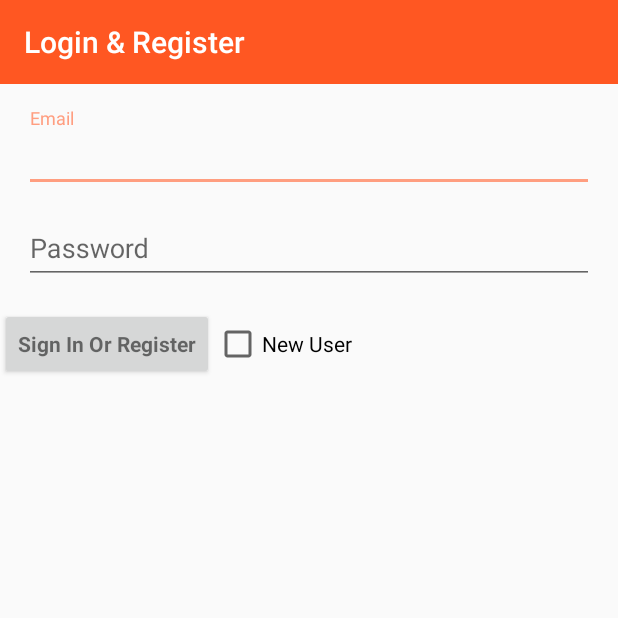
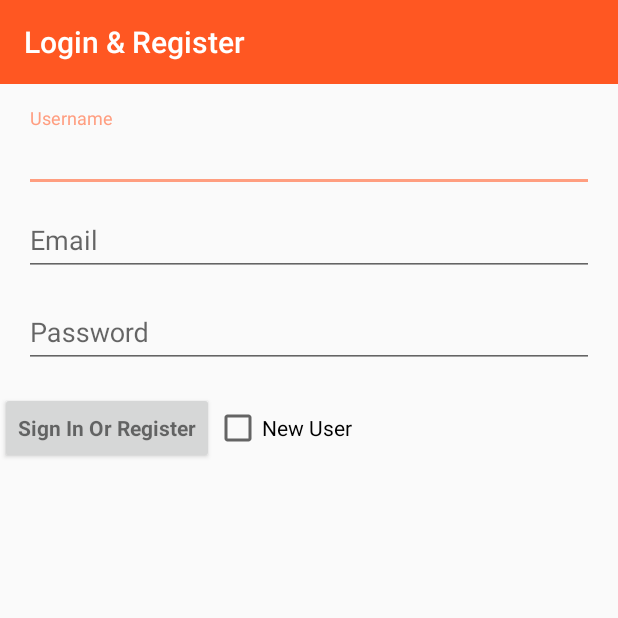
Before and after one commit to Xecrom1999/Anonymeet, an Android app: the screen it shows after launch (LoginActivity), on a phone screen of 412 x 824 dp, the top half of it. Run offline under Robolectric (Android 15) with nearby library versions, the phone set to English and light mode, and no system bars; libraries missing offline, so code that uses them is left out: com.firebase.client; 2 statements that could not run were skipped.

Commit message:
Anonymeet

```diff
--- a/app/src/main/java/com/example/or/anonymeet/FireBaseChat/MyService.java
+++ b/app/src/main/java/com/example/or/anonymeet/FireBaseChat/MyService.java
@@ -31,7 +31,7 @@ public class MyService extends IntentService{
 
     public MyService() {
         super("myService");
-    }
+}
 
 
     @Override
--- a/app/src/main/java/com/example/or/anonymeet/GPS/LoginActivity.java
+++ b/app/src/main/java/com/example/or/anonymeet/GPS/LoginActivity.java
@@ -22,41 +22,41 @@ import android.widget.Toast;
 
 import com.example.or.anonymeet.R;
 import com.firebase.client.AuthData;
+import com.firebase.client.ChildEventListener;
+import com.firebase.client.DataSnapshot;
 import com.firebase.client.Firebase;
 import com.firebase.client.FirebaseError;
-import java.util.HashMap;
-import java.util.Map;
+import com.firebase.client.snapshot.Index;
+import com.firebase.client.snapshot.IndexedNode;
+import com.firebase.client.snapshot.Node;
 
-/**
- * A login screen that offers login via email/password.
- */
+
+
 public class LoginActivity extends AppCompatActivity implements Firebase.AuthResultHandler, Firebase.ResultHandler {
 
-    private EditText mEmailView;
-    private EditText mPasswordView;
+    private EditText usernameInput;
+    private EditText emailInput;
+    private EditText passwordInput;
     private View mProgressView;
     private View mLoginFormView;
     CheckBox checkBox;
     Firebase users;
     SharedPreferences preferences;
     Toolbar toolbar;
+    Button mEmailSignInButton;
 
     @Override
     protected void onCreate(Bundle savedInstanceState) {
         super.onCreate(savedInstanceState);
         setContentView(R.layout.register_login);
 
-        toolbar = (Toolbar) findViewById(R.id.toolBar1);
+        initializeViews();
+
         setSupportActionBar(toolbar);
         toolbar.setTitle("Login & Register");
 
-        users = new Firebase("https://anonymeetapp.firebaseio.com");
+        users = new Firebase("https://anonymeetapp.firebaseio.com/");
 
-        mEmailView = (EditText) findViewById(R.id.email);
-
-        mPasswordView = (EditText) findViewById(R.id.password);
-
-        Button mEmailSignInButton = (Button) findViewById(R.id.email_sign_in_button);
         mEmailSignInButton.setOnClickListener(new OnClickListener() {
             @Override
             public void onClick(View view) {
@@ -64,55 +64,40 @@ public class LoginActivity extends AppCompatActivity implements Firebase.AuthRes
             }
         });
 
-        mLoginFormView = findViewById(R.id.login_form);
-        mProgressView = findViewById(R.id.login_progress);
-        checkBox = (CheckBox) findViewById(R.id.checkbox);
-
         preferences = getSharedPreferences("data", MODE_PRIVATE);
 
-            String email = preferences.getString("email", "");
-            String password = preferences.getString("password", "");
+        String email = preferences.getString("email", "");
+        String password = preferences.getString("password", "");
 
-            mEmailView.setText(email);
-            mPasswordView.setText(password);
+        emailInput.setText(email);
+        passwordInput.setText(password);
 
-        mPasswordView.setOnEditorActionListener(new TextView.OnEditorActionListener() {
+        passwordInput.setOnEditorActionListener(new TextView.OnEditorActionListener() {
             @Override
             public boolean onEditorAction(TextView v, int actionId, KeyEvent event) {
                 if (actionId == EditorInfo.IME_ACTION_DONE)
                     attemptLogin();
                 return false;
-           }
+            }
         });
+    }
+
+    public void initializeViews() {
+        toolbar = (Toolbar) findViewById(R.id.toolBar1);
+        usernameInput = (EditText) findViewById(R.id.username);
+        emailInput = (EditText) findViewById(R.id.email);
+        passwordInput = (EditText) findViewById(R.id.password);
+        mLoginFormView = findViewById(R.id.login_form);
+        mProgressView = findViewById(R.id.login_progress);
+        checkBox = (CheckBox) findViewById(R.id.checkbox);
+        mEmailSignInButton = (Button) findViewById(R.id.button);
     }
 
     private void attemptLogin() {
 
-        final String email = mEmailView.getText().toString();
-        final String password = mPasswordView.getText().toString();
-
-        /*HashMap<String, Object> map = new HashMap<String, Object>();
-
-        map.put("uid", "123456");
-        map.put("username", "arielgamrian");
-        map.put("gender", "male");
-
-        String secret = "PcE91WRWFkejynixYnJBSykBgNBlbSoVvOXeVZkc";
-
-        TokenGenerator tokenGenerator = new TokenGenerator(secret);
-        String token = tokenGenerator.createToken(map);
-
-        users.authWithCustomToken(token, new Firebase.AuthResultHandler() {
-            @Override
-            public void onAuthenticated(AuthData authData) {
-                Toast.makeText(getApplicationContext(), "Good", Toast.LENGTH_SHORT).show();
-            }
-
-            @Override
-            public void onAuthenticationError(FirebaseError firebaseError) {
-                Toast.makeText(getApplicationContext(), "Bad", Toast.LENGTH_SHORT).show();
-            }
-        });*/
+        String username = usernameInput.getText().toString();
+        String email = emailInput.getText().toString();
+        String password = passwordInput.getText().toString();
 
         if (checkBox.isChecked())
             users.createUser(email, password, this);
@@ -125,7 +110,7 @@ public class LoginActivity extends AppCompatActivity implements Firebase.AuthRes
     private void showProgress(final boolean show) {
 
         InputMethodManager imm = (InputMethodManager)getSystemService(Context.INPUT_METHOD_SERVICE);
-        imm.hideSoftInputFromWindow(mPasswordView.getWindowToken(), 0);
+        imm.hideSoftInputFromWindow(passwordInput.getWindowToken(), 0);
 
         if (Build.VERSION.SDK_INT >= Build.VERSION_CODES.HONEYCOMB_MR2) {
             int shortAnimTime = getResources().getInteger(android.R.integer.config_shortAnimTime);
@@ -159,14 +144,13 @@ public class LoginActivity extends AppCompatActivity implements Firebase.AuthRes
 
     @Override
     public void onError(FirebaseError firebaseError) {
-        mEmailView.setError(firebaseError.getMessage());
+        emailInput.setError(firebaseError.getMessage());
     }
 
     public void onAuthenticated(final AuthData authData) {
 
-        final String email = mEmailView.getText().toString();
-        final String password = mPasswordView.getText().toString();
-
+        final String email = emailInput.getText().toString();
+        final String password = passwordInput.getText().toString();
         Intent intent = new Intent(getApplicationContext(), GPSActivity.class);
         intent.putExtra("userName", email);
         startActivity(intent);
@@ -179,7 +163,7 @@ public class LoginActivity extends AppCompatActivity implements Firebase.AuthRes
 
     @Override
     public void onAuthenticationError(FirebaseError firebaseError) {
-        mEmailView.setError(firebaseError.getMessage());
+        emailInput.setError(firebaseError.getMessage());
         showProgress(false);
     }
 }
--- a/app/src/main/java/com/example/or/anonymeet/GPS/PeopleListAdapter.java
+++ b/app/src/main/java/com/example/or/anonymeet/GPS/PeopleListAdapter.java
@@ -42,7 +42,7 @@ public class PeopleListAdapter extends RecyclerView.Adapter<PeopleListAdapter.Vi
         String name = userNames.get(position);
         holder.usernameTo = name;
         holder.name_text.setText(name);
-        if (addresses.size() > 0) holder.address_text.setText(addresses.get(position));
+        if (addresses != null && addresses.size() > 0) holder.address_text.setText(addresses.get(position));
     }
 
     public int getItemCount() {
--- a/app/src/main/res/layout/register_login.xml
+++ b/app/src/main/res/layout/register_login.xml
@@ -31,6 +31,24 @@
                 android:layout_width="match_parent"
                 android:layout_height="wrap_content"
                 android:layout_marginTop="16dp">
+
+                <EditText
+                    android:id="@+id/username"
+                    android:layout_width="match_parent"
+                    android:layout_height="wrap_content"
+                    android:hint="Username"
+                    android:inputType="text"
+                    android:maxLines="1"
+                    android:nextFocusDown="@+id/email"
+                    android:layout_marginLeft="16dp"
+                    android:layout_marginRight="16dp"
+                    />
+
+            </android.support.design.widget.TextInputLayout>
+
+            <android.support.design.widget.TextInputLayout
+                android:layout_width="match_parent"
+                android:layout_height="wrap_content">
 
                 <EditText
                     android:id="@+id/email"
@@ -70,7 +88,7 @@
                 android:orientation="horizontal">
 
                 <Button
-                    android:id="@+id/email_sign_in_button"
+                    android:id="@+id/button"
                     style="?android:textAppearanceSmall"
                     android:layout_width="wrap_content"
                     android:layout_height="wrap_content"
```
Also changed, not shown: app/src/main/AndroidManifest.xml (+7 -5 lines), app/src/main/java/com/example/or/anonymeet/GPS/GPSActivity.java (+27 -17 lines), app/src/main/java/com/example/or/anonymeet/GPS/LocationListenerService.java (added, +157 -0 lines).
